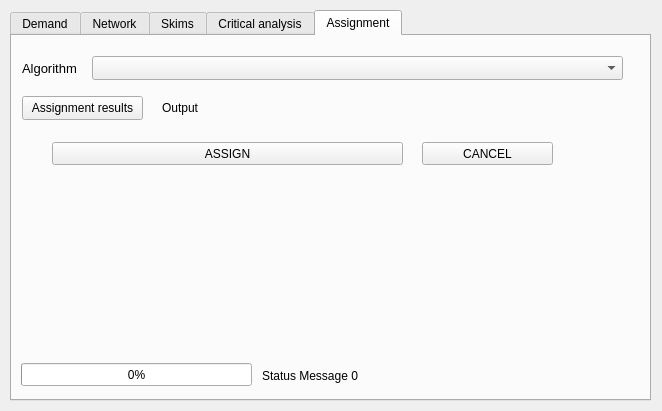
Qt form forms/ui_traffic_assignment.ui (AequilibraE/qaequilibrae) before a commit.
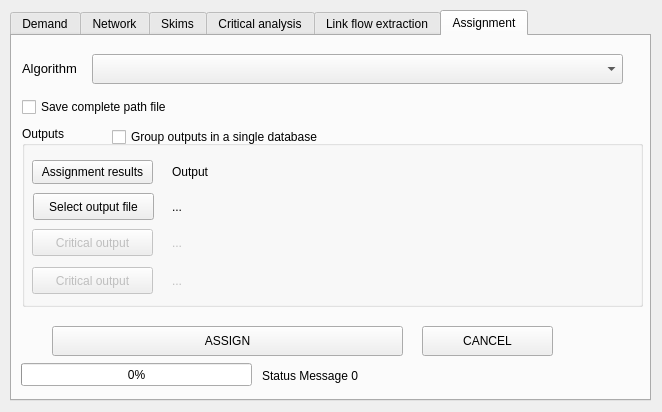
The same form after that commit. The open tabs and pages were chosen to show the change. Custom widgets are drawn as their Qt base class.

Commit message: Consolidating Path file preparation with assignment

The edit to the form file:
```diff
--- a/forms/ui_traffic_assignment.ui
+++ b/forms/ui_traffic_assignment.ui
@@ -10,7 +10,7 @@
     <x>0</x>
     <y>0</y>
     <width>662</width>
-    <height>411</height>
+    <height>412</height>
    </rect>
   </property>
   <property name="windowTitle">
@@ -379,43 +379,66 @@
       <string>Select link analysis</string>
      </property>
     </widget>
-    <widget class="QCheckBox" name="do_path_file">
+   </widget>
+   <widget class="QWidget" name="tab_5">
+    <attribute name="title">
+     <string>Link flow extraction</string>
+    </attribute>
+    <widget class="QTableWidget" name="path_list_2">
+     <property name="enabled">
+      <bool>false</bool>
+     </property>
      <property name="geometry">
       <rect>
        <x>10</x>
-       <y>20</y>
-       <width>171</width>
+       <y>40</y>
+       <width>281</width>
+       <height>251</height>
+      </rect>
+     </property>
+     <property name="accessibleName">
+      <string>&lt;html&gt;&lt;head/&gt;&lt;body&gt;&lt;p&gt;xcxc&lt;/p&gt;&lt;/body&gt;&lt;/html&gt;</string>
+     </property>
+     <property name="selectionMode">
+      <enum>QAbstractItemView::SingleSelection</enum>
+     </property>
+     <property name="selectionBehavior">
+      <enum>QAbstractItemView::SelectRows</enum>
+     </property>
+     <property name="rowCount">
+      <number>0</number>
+     </property>
+     <property name="columnCount">
+      <number>2</number>
+     </property>
+     <attribute name="verticalHeaderDefaultSectionSize">
+      <number>27</number>
+     </attribute>
+     <column>
+      <property name="text">
+       <string>Link ID</string>
+      </property>
+     </column>
+     <column>
+      <property name="text">
+       <string>Direction</string>
+      </property>
+     </column>
+    </widget>
+    <widget class="QCheckBox" name="do_select_link_2">
+     <property name="enabled">
+      <bool>false</bool>
+     </property>
+     <property name="geometry">
+      <rect>
+       <x>10</x>
+       <y>10</y>
+       <width>191</width>
        <height>22</height>
       </rect>
      </property>
      <property name="text">
-      <string>Save complete path file</string>
-     </property>
-    </widget>
-    <widget class="QPushButton" name="select_path_file_name">
-     <property name="geometry">
-      <rect>
-       <x>10</x>
-       <y>50</y>
-       <width>111</width>
-       <height>27</height>
-      </rect>
-     </property>
-     <property name="text">
-      <string>Select output file</string>
-     </property>
-    </widget>
-    <widget class="QLabel" name="path_file_display">
-     <property name="geometry">
-      <rect>
-       <x>140</x>
-       <y>55</y>
-       <width>481</width>
-       <height>17</height>
-      </rect>
-     </property>
-     <property name="text">
-      <string>...</string>
+      <string>Perform link flow extraction</string>
      </property>
     </widget>
    </widget>
@@ -427,9 +450,9 @@
      <property name="geometry">
       <rect>
        <x>40</x>
-       <y>106</y>
+       <y>290</y>
        <width>351</width>
-       <height>23</height>
+       <height>30</height>
       </rect>
      </property>
      <property name="text">
@@ -440,35 +463,22 @@
      <property name="geometry">
       <rect>
        <x>410</x>
-       <y>106</y>
+       <y>290</y>
        <width>131</width>
-       <height>23</height>
+       <height>30</height>
       </rect>
      </property>
      <property name="text">
       <string>CANCEL</string>
      </property>
     </widget>
-    <widget class="QPushButton" name="select_result">
-     <property name="geometry">
-      <rect>
-       <x>10</x>
-       <y>60</y>
-       <width>121</width>
-       <height>24</height>
-      </rect>
-     </property>
-     <property name="text">
-      <string>Assignment results</string>
-     </property>
-    </widget>
     <widget class="QComboBox" name="cb_choose_algorithm">
      <property name="geometry">
       <rect>
        <x>80</x>
-       <y>20</y>
+       <y>18</y>
        <width>531</width>
-       <height>24</height>
+       <height>30</height>
       </rect>
      </property>
      <property name="maxVisibleItems">
@@ -567,24 +577,172 @@
       <bool>true</bool>
      </property>
     </widget>
-    <widget class="QLabel" name="lbl_output">
+    <widget class="QCheckBox" name="do_path_file">
      <property name="geometry">
       <rect>
-       <x>150</x>
-       <y>61</y>
-       <width>451</width>
-       <height>21</height>
+       <x>10</x>
+       <y>60</y>
+       <width>171</width>
+       <height>22</height>
       </rect>
      </property>
-     <property name="font">
-      <font>
-       <pointsize>9</pointsize>
-      </font>
-     </property>
      <property name="text">
-      <string>Output</string>
+      <string>Save complete path file</string>
      </property>
     </widget>
+    <widget class="QGroupBox" name="groupBox">
+     <property name="geometry">
+      <rect>
+       <x>10</x>
+       <y>90</y>
+       <width>621</width>
+       <height>181</height>
+      </rect>
+     </property>
+     <property name="acceptDrops">
+      <bool>false</bool>
+     </property>
+     <property name="autoFillBackground">
+      <bool>false</bool>
+     </property>
+     <property name="title">
+      <string>Outputs</string>
+     </property>
+     <widget class="QLabel" name="critical_matrix_path">
+      <property name="enabled">
+       <bool>false</bool>
+      </property>
+      <property name="geometry">
+       <rect>
+        <x>150</x>
+        <y>108</y>
+        <width>451</width>
+        <height>17</height>
+       </rect>
+      </property>
+      <property name="text">
+       <string>...</string>
+      </property>
+     </widget>
+     <widget class="QLabel" name="lbl_output">
+      <property name="geometry">
+       <rect>
+        <x>150</x>
+        <y>35</y>
+        <width>451</width>
+        <height>21</height>
+       </rect>
+      </property>
+      <property name="font">
+       <font>
+        <pointsize>9</pointsize>
+       </font>
+      </property>
+      <property name="text">
+       <string>Output</string>
+      </property>
+     </widget>
+     <widget class="QPushButton" name="select_critical_analysis_output">
+      <property name="enabled">
+       <bool>false</bool>
+      </property>
+      <property name="geometry">
+       <rect>
+        <x>10</x>
+        <y>103</y>
+        <width>121</width>
+        <height>27</height>
+       </rect>
+      </property>
+      <property name="text">
+       <string>Critical output</string>
+      </property>
+     </widget>
+     <widget class="QLabel" name="path_file_display">
+      <property name="geometry">
+       <rect>
+        <x>150</x>
+        <y>72</y>
+        <width>451</width>
+        <height>17</height>
+       </rect>
+      </property>
+      <property name="text">
+       <string>...</string>
+      </property>
+     </widget>
+     <widget class="QPushButton" name="select_path_file_name">
+      <property name="geometry">
+       <rect>
+        <x>11</x>
+        <y>67</y>
+        <width>121</width>
+        <height>27</height>
+       </rect>
+      </property>
+      <property name="text">
+       <string>Select output file</string>
+      </property>
+     </widget>
+     <widget class="QPushButton" name="select_result">
+      <property name="geometry">
+       <rect>
+        <x>10</x>
+        <y>34</y>
+        <width>121</width>
+        <height>24</height>
+       </rect>
+      </property>
+      <property name="text">
+       <string>Assignment results</string>
+      </property>
+     </widget>
+     <widget class="QCheckBox" name="do_group_outputs">
+      <property name="geometry">
+       <rect>
+        <x>90</x>
+        <y>0</y>
+        <width>231</width>
+        <height>22</height>
+       </rect>
+      </property>
+      <property name="text">
+       <string>Group outputs in a single database</string>
+      </property>
+     </widget>
+     <widget class="QLabel" name="critical_matrix_path_2">
+      <property name="enabled">
+       <bool>false</bool>
+      </property>
+      <property name="geometry">
+       <rect>
+        <x>150</x>
+        <y>146</y>
+        <width>451</width>
+        <height>17</height>
+       </rect>
+      </property>
+      <property name="text">
+       <string>...</string>
+      </property>
+     </widget>
+     <widget class="QPushButton" name="select_link_flow_extraction_output">
+      <property name="enabled">
+       <bool>false</bool>
+      </property>
+      <property name="geometry">
+       <rect>
+        <x>10</x>
+        <y>141</y>
+        <width>121</width>
+        <height>27</height>
+       </rect>
+      </property>
+      <property name="text">
+       <string>Critical output</string>
+      </property>
+     </widget>
+    </widget>
    </widget>
   </widget>
  </widget>
```
Left out of the diff: 43 changed lines with no effect on the pictures. The commit also changes 11 other files.
